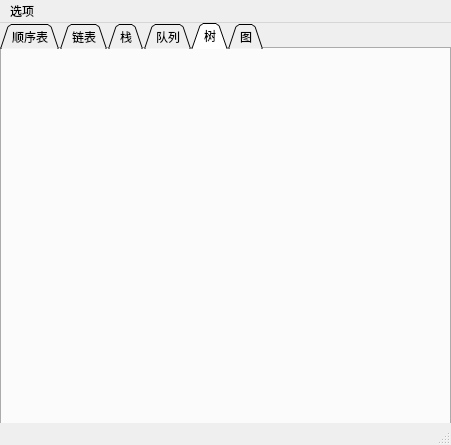
First picture: the form in mainwindow.ui, repository Billxkk/-, before the edit.
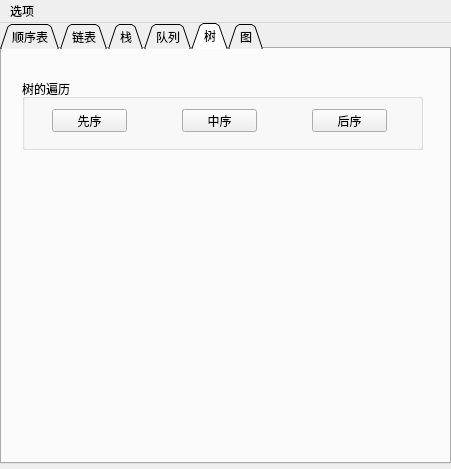
Second picture: the form after the edit. The open tabs and pages were chosen to show the change.

What changed in the file:
```diff
--- a/mainwindow.ui
+++ b/mainwindow.ui
@@ -7,7 +7,7 @@
     <x>0</x>
     <y>0</y>
     <width>451</width>
-    <height>445</height>
+    <height>469</height>
    </rect>
   </property>
   <property name="maximumSize">
@@ -26,7 +26,7 @@
       <x>0</x>
       <y>0</y>
       <width>451</width>
-      <height>421</height>
+      <height>441</height>
      </rect>
     </property>
     <property name="tabShape">
@@ -195,6 +195,58 @@
      <attribute name="title">
       <string>树</string>
      </attribute>
+     <widget class="QGroupBox" name="groupBox">
+      <property name="geometry">
+       <rect>
+        <x>20</x>
+        <y>30</y>
+        <width>401</width>
+        <height>71</height>
+       </rect>
+      </property>
+      <property name="title">
+       <string>树的遍历</string>
+      </property>
+      <widget class="QPushButton" name="proButton">
+       <property name="geometry">
+        <rect>
+         <x>30</x>
+         <y>30</y>
+         <width>75</width>
+         <height>23</height>
+        </rect>
+       </property>
+       <property name="text">
+        <string>先序</string>
+       </property>
+      </widget>
+      <widget class="QPushButton" name="MidButton">
+       <property name="geometry">
+        <rect>
+         <x>160</x>
+         <y>30</y>
+         <width>75</width>
+         <height>23</height>
+        </rect>
+       </property>
+       <property name="text">
+        <string>中序</string>
+       </property>
+      </widget>
+      <widget class="QPushButton" name="rearButton">
+       <property name="geometry">
+        <rect>
+         <x>290</x>
+         <y>30</y>
+         <width>75</width>
+         <height>23</height>
+        </rect>
+       </property>
+       <property name="text">
+        <string>后序</string>
+       </property>
+      </widget>
+     </widget>
     </widget>
     <widget class="QWidget" name="graph_tab">
      <attribute name="title">
@@ -233,7 +285,6 @@
    </widget>
    <addaction name="option"/>
   </widget>
-  <widget class="QStatusBar" name="statusBar"/>
   <action name="aboutAction">
    <property name="text">
     <string>关于</string>
```
Left out of the diff: 64 changed lines with no effect on the pictures.
